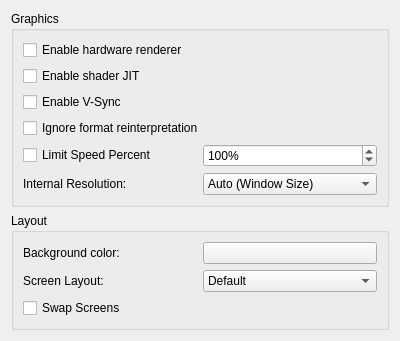
Qt form src/citra_qt/configuration/configure_graphics.ui (taken2009/citra) before a commit.
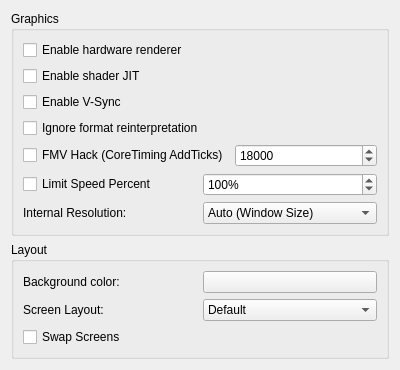
The same form after that commit.

Commit message: Add FMV_hack option(Core timing overwrite)

The edit to the form file:
```diff
--- a/src/citra_qt/configuration/configure_graphics.ui
+++ b/src/citra_qt/configuration/configure_graphics.ui
@@ -50,6 +50,30 @@
           </property>
          </widget>
         </item>
+        <item>
+         <layout class="QHBoxLayout" name="horizontalLayout_6">
+          <item>
+           <widget class="QCheckBox" name="FMV_hack">
+            <property name="text">
+             <string>FMV Hack (CoreTiming AddTicks)</string>
+            </property>
+           </widget>
+          </item>
+          <item>
+           <widget class="QSpinBox" name="AddTicks">
+            <property name="minimum">
+             <number>1</number>
+            </property>
+            <property name="maximum">
+             <number>999999</number>
+            </property>
+            <property name="value">
+             <number>18000</number>
+            </property>
+           </widget>
+          </item>
+         </layout>
+        </item>
         <item>
          <layout class="QHBoxLayout" name="horizontalLayout_2">
           <item>
```
The commit also changes 4 other files.
